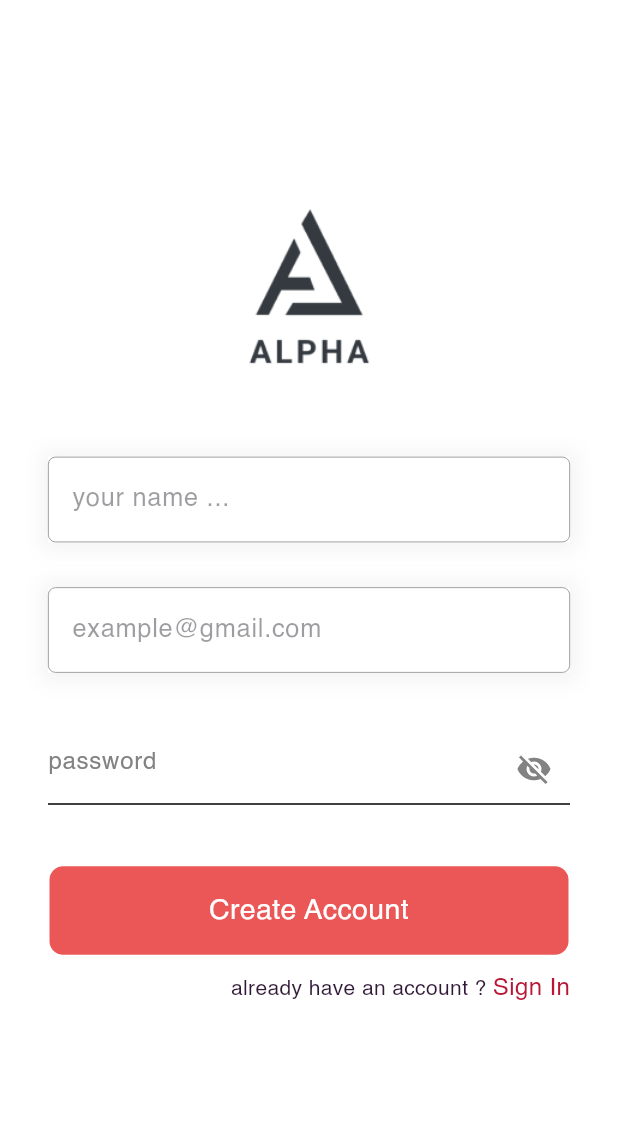
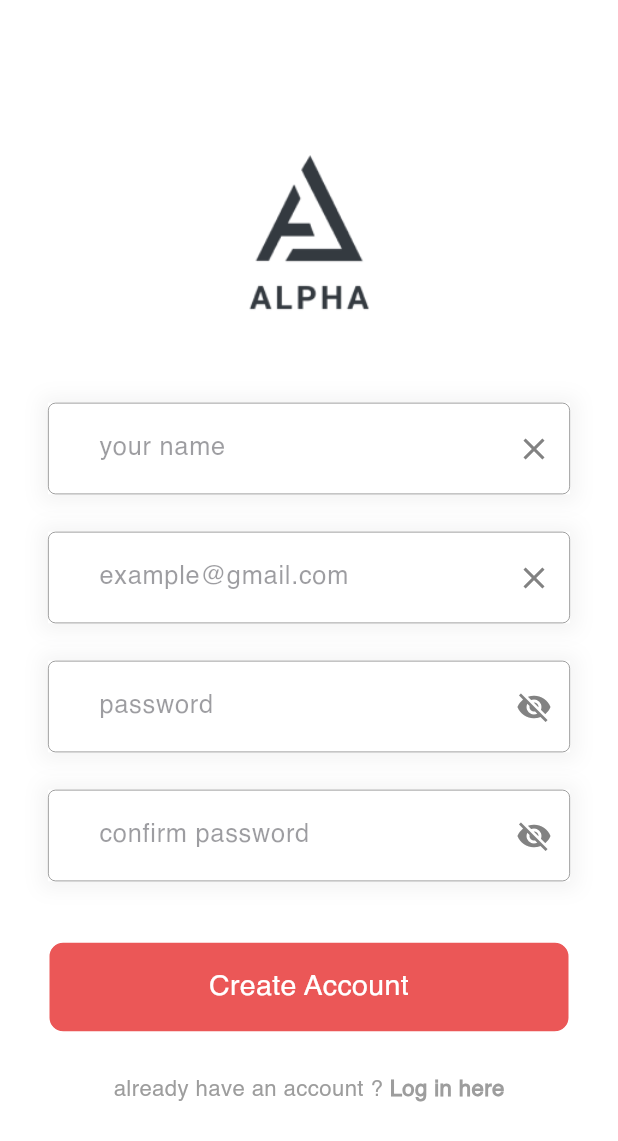
Before and after one commit to As-tra/Alpha, a Flutter app: the RegisterView screen opened by its route, on a phone screen of 412 x 824 dp. Shown: the top 1141 px of the screen. Run offline on Flutter 3.47's test engine with Material 3 defaults, Android fonts, the phone set to English and light mode, and no system bars; our stand-ins replace adaptive_theme, device_preview, firebase_auth, flutter_bloc, go_router; accounts and stored records are empty.

Commit message:
create register view

```diff
--- a/lib/widgets/custom_form_field.dart
+++ b/lib/widgets/custom_form_field.dart
@@ -23,6 +23,9 @@ class CustomFormTextField extends StatelessWidget {
         },
         controller: controller,
         decoration: InputDecoration(
+          contentPadding:
+              const EdgeInsets.symmetric(horizontal: 30, vertical: 18),
+          suffixIcon: _buildClearIcon(),
           border: _buildBorder(context),
           enabledBorder: _buildBorder(context),
           focusedBorder: _buildBorder(context),
@@ -31,6 +34,17 @@ class CustomFormTextField extends StatelessWidget {
             color: const Color(0xff3C3C43).withOpacity(.5),
           ),
         ),
+      ),
+    );
+  }
+
+  IconButton _buildClearIcon() {
+    return IconButton(
+      onPressed: () {
+        controller.clear();
+      },
+      icon: const Icon(
+        Icons.clear,
       ),
     );
   }
--- a/lib/widgets/custom_password_field.dart
+++ b/lib/widgets/custom_password_field.dart
@@ -1,8 +1,10 @@
+import 'package:alpha/utils/styles.dart';
 import 'package:flutter/material.dart';
 
 class CustomPasswordField extends StatefulWidget {
-  const CustomPasswordField({super.key, required this.controller});
+  const CustomPasswordField({super.key, required this.controller, required this.hint});
   final TextEditingController controller;
+  final String hint;
 
   @override
   State<CustomPasswordField> createState() => _CustomPasswordFieldState();
@@ -12,7 +14,9 @@ class _CustomPasswordFieldState extends State<CustomPasswordField> {
   bool showPassword = false;
   @override
   Widget build(BuildContext context) {
-    return TextFormField(
+    return Container(
+      decoration: _buildDecoration(context),
+      child: TextFormField(
         validator: (value) {
           if (value == null || value.trim().isEmpty) {
             return '* Field is Required';
@@ -22,7 +26,15 @@ class _CustomPasswordFieldState extends State<CustomPasswordField> {
         controller: widget.controller,
         obscureText: !showPassword,
         decoration: InputDecoration(
-        hintText: 'password',
+          border: _buildBorder(context),
+          enabledBorder: _buildBorder(context),
+          focusedBorder: _buildBorder(context),
+          contentPadding:
+              const EdgeInsets.symmetric(horizontal: 30, vertical: 18),
+          hintText: widget.hint,
+          hintStyle: Styles.styleRegular16(context).copyWith(
+            color: const Color(0xff3C3C43).withOpacity(.5),
+          ),
           suffixIcon: GestureDetector(
             onTap: () {
               showPassword = !showPassword;
@@ -31,6 +43,31 @@ class _CustomPasswordFieldState extends State<CustomPasswordField> {
             child: Icon(showPassword ? Icons.visibility : Icons.visibility_off),
           ),
         ),
+      ),
     );
   }
 }
+
+OutlineInputBorder _buildBorder(BuildContext context) {
+  return OutlineInputBorder(
+    borderRadius: BorderRadius.circular(5),
+    borderSide: BorderSide(
+      width: 0.5,
+      color: Theme.of(context).colorScheme.onSurfaceVariant,
+    ),
+  );
+}
+
+BoxDecoration _buildDecoration(BuildContext context) {
+  return BoxDecoration(
+    color: Theme.of(context).colorScheme.surface,
+    boxShadow: [
+      BoxShadow(
+        offset: const Offset(0, 1),
+        spreadRadius: 5,
+        blurRadius: 10,
+        color: Theme.of(context).colorScheme.secondary.withOpacity(.05),
+      )
+    ],
+  );
+}
--- a/lib/widgets/register_view_body.dart
+++ b/lib/widgets/register_view_body.dart
@@ -4,6 +4,7 @@ import 'package:alpha/bloc/Auth_bloc/auth_bloc.dart';
 import 'package:alpha/helpers/show_snack_bar.dart';
 import 'package:alpha/utils/assets.dart';
 import 'package:alpha/utils/colors.dart';
+import 'package:alpha/utils/styles.dart';
 import 'package:alpha/widgets/custom_button.dart';
 import 'package:alpha/widgets/custom_form_field.dart';
 import 'package:alpha/widgets/custom_password_field.dart';
@@ -23,6 +24,8 @@ class _RegisterViewBodyState extends State<RegisterViewBody> {
   final TextEditingController nameController = TextEditingController();
   final TextEditingController emailController = TextEditingController();
   final TextEditingController passwordController = TextEditingController();
+  final TextEditingController confirmPasswordController =
+      TextEditingController();
   final formKey = GlobalKey<FormState>();
   @override
   Widget build(BuildContext context) {
@@ -45,7 +48,7 @@ class _RegisterViewBodyState extends State<RegisterViewBody> {
         }
       },
       builder: (context, state) {
-        return Container(
+        return Padding(
           padding: const EdgeInsets.symmetric(horizontal: 32),
           child: Form(
             key: formKey,
@@ -59,18 +62,23 @@ class _RegisterViewBodyState extends State<RegisterViewBody> {
                 ),
                 const SizedBox(height: 41),
                 CustomFormTextField(
-                  hintText: 'your name ...',
+                  hintText: 'your name',
                   controller: nameController,
                 ),
-                const SizedBox(height: 30),
+                const SizedBox(height: 25),
                 CustomFormTextField(
                   hintText: 'example@gmail.com',
                   controller: emailController,
                 ),
-                const SizedBox(height: 30),
-                const SizedBox(height: 10),
+                const SizedBox(height: 25),
                 CustomPasswordField(
+                  hint: 'password',
                   controller: passwordController,
+                ),
+                const SizedBox(height: 25),
+                CustomPasswordField(
+                  hint: 'confirm password',
+                  controller: confirmPasswordController,
                 ),
                 const SizedBox(height: 40),
                 CustomButton(
@@ -78,6 +86,7 @@ class _RegisterViewBodyState extends State<RegisterViewBody> {
                   btnText: 'Create Account',
                   textColor: AppColors.backgroudColor,
                   ontap: () {
+                    // if you want later to validate password & confirm
                     if (formKey.currentState!.validate()) {
                       BlocProvider.of<AuthBloc>(context).add(
                         RegisterEvent(
@@ -89,9 +98,8 @@ class _RegisterViewBodyState extends State<RegisterViewBody> {
                     }
                   },
                 ),
-                const SizedBox(height: 10),
+                const SizedBox(height: 27),
                 _buildSignUpLink(context),
-                const SizedBox(height: 30),
               ],
             ),
           ),
@@ -102,25 +110,20 @@ class _RegisterViewBodyState extends State<RegisterViewBody> {
 
   Row _buildSignUpLink(BuildContext context) {
     return Row(
-      mainAxisAlignment: MainAxisAlignment.end,
+      mainAxisAlignment: MainAxisAlignment.center,
       children: [
-        const Text(
+        Text(
           "already have an account ? ",
-          style: TextStyle(
-            color: Color(0xff311937),
-            fontWeight: FontWeight.w500,
-          ),
+          style: Styles.styleReglar14(context),
         ),
         GestureDetector(
           onTap: () {
             Navigator.of(context).pop();
           },
-          child: const Text(
-            'Sign In',
-            style: TextStyle(
-              color: Color(0xffB91635),
-              fontSize: 16,
-              fontWeight: FontWeight.w500,
+          child: Text(
+            'Log in here',
+            style: Styles.styleReglar14(context).copyWith(
+              fontWeight: FontWeight.bold,
             ),
           ),
         ),
```
Lines whose indentation alone changed are shown as unchanged.
